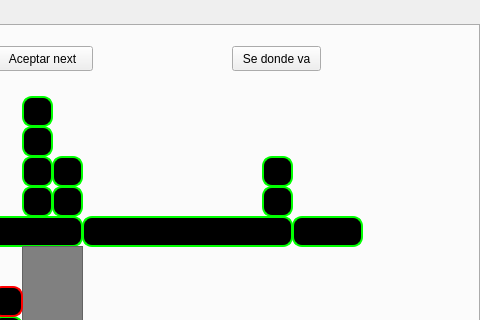
Qt form mainwindow.ui (jesusarell/PolloLC) before a commit; both pictures show x 680 to 1160 and y 0 to 320 of the 1160 by 600 pixel window.
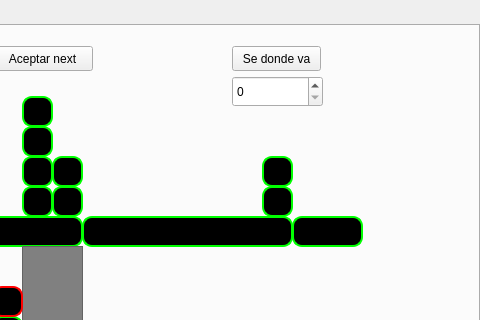
The same form after that commit.

What changed in the file:
```diff
--- a/mainwindow.ui
+++ b/mainwindow.ui
@@ -1094,6 +1094,16 @@
        <string>restar</string>
       </property>
      </widget>
+     <widget class="QSpinBox" name="NextBoxLocation">
+      <property name="geometry">
+       <rect>
+        <x>910</x>
+        <y>50</y>
+        <width>91</width>
+        <height>31</height>
+       </rect>
+      </property>
+     </widget>
     </widget>
     <widget class="QWidget" name="tab_2">
      <attribute name="title">
```
